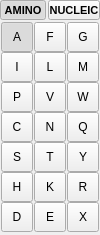
First picture: the form in src/schrodinger/sketcher/ui/monomer_tool_widget.ui, repository schrodinger/sketcher, before the edit.
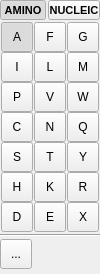
Second picture: the form after the edit. Icons and pictures are not drawn. Custom widgets are drawn as their Qt base class.

Commit message: SKETCH-2779: Creating monomeric connection tool (#386)

The edit to the form file:
```diff
--- a/src/schrodinger/sketcher/ui/monomer_tool_widget.ui
+++ b/src/schrodinger/sketcher/ui/monomer_tool_widget.ui
@@ -7,7 +7,7 @@
     <x>0</x>
     <y>0</y>
     <width>100</width>
-    <height>235</height>
+    <height>274</height>
    </rect>
   </property>
   <property name="windowTitle">
@@ -1221,6 +1221,72 @@
      </widget>
     </widget>
    </item>
+   <item>
+    <widget class="Line" name="line">
+     <property name="orientation">
+      <enum>Qt::Horizontal</enum>
+     </property>
+    </widget>
+   </item>
+   <item>
+    <layout class="QHBoxLayout" name="horizontalLayout_6">
+     <item>
+      <widget class="QToolButton" name="covalent_or_disulfide_btn">
+       <property name="minimumSize">
+        <size>
+         <width>32</width>
+         <height>30</height>
+        </size>
+       </property>
+       <property name="maximumSize">
+        <size>
+         <width>32</width>
+         <height>32</height>
+        </size>
+       </property>
+       <property name="text">
+        <string>...</string>
+       </property>
+       <property name="icon">
+        <iconset resource="../sketcher.qrc">
+         <normaloff>:/icons/monomeric_connection.svg</normaloff>:/icons/monomeric_connection.svg</iconset>
+       </property>
+       <property name="checkable">
+        <bool>true</bool>
+       </property>
+       <attribute name="buttonGroup">
+        <string notr="true">monomeric_connection_group</string>
+       </attribute>
+      </widget>
+     </item>
+     <item>
+      <spacer name="horizontalSpacer">
+       <property name="orientation">
+        <enum>Qt::Horizontal</enum>
+       </property>
+       <property name="sizeHint" stdset="0">
+        <size>
+         <width>0</width>
+         <height>0</height>
+        </size>
+       </property>
+      </spacer>
+     </item>
+    </layout>
+   </item>
+   <item>
+    <spacer name="verticalSpacer_5">
+     <property name="orientation">
+      <enum>Qt::Vertical</enum>
+     </property>
+     <property name="sizeHint" stdset="0">
+      <size>
+       <width>0</width>
+       <height>0</height>
+      </size>
+     </property>
+    </spacer>
+   </item>
   </layout>
  </widget>
  <customwidgets>
```
Left out of the diff: 5 changed lines with no effect on the pictures. The commit also changes 19 other files.
